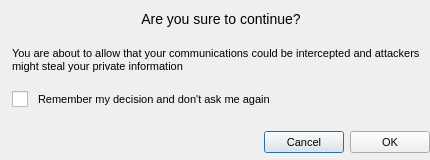
Old version of the form src/MEGASync/gui/linux/ConfirmSSLexception.ui in the repository meganz/MEGAsync.
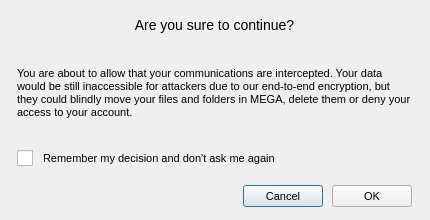
New version of the form.

```diff
--- a/src/MEGASync/gui/linux/ConfirmSSLexception.ui
+++ b/src/MEGASync/gui/linux/ConfirmSSLexception.ui
@@ -7,19 +7,19 @@
     <x>0</x>
     <y>0</y>
     <width>430</width>
-    <height>160</height>
+    <height>220</height>
    </rect>
   </property>
   <property name="minimumSize">
    <size>
     <width>430</width>
-    <height>160</height>
+    <height>220</height>
    </size>
   </property>
   <property name="maximumSize">
    <size>
     <width>430</width>
-    <height>160</height>
+    <height>240</height>
    </size>
   </property>
   <property name="windowTitle">
@@ -55,17 +55,20 @@
 </string>
   </property>
   <layout class="QVBoxLayout" name="verticalLayout">
+   <property name="spacing">
+    <number>12</number>
+   </property>
    <property name="leftMargin">
-    <number>12</number>
+    <number>17</number>
    </property>
    <property name="topMargin">
-    <number>9</number>
+    <number>12</number>
    </property>
    <property name="rightMargin">
-    <number>0</number>
+    <number>18</number>
    </property>
    <property name="bottomMargin">
-    <number>0</number>
+    <number>6</number>
    </property>
    <item>
     <widget class="QLabel" name="lConfirmation">
@@ -97,20 +100,20 @@
      <property name="minimumSize">
       <size>
        <width>0</width>
-       <height>50</height>
+       <height>85</height>
       </size>
      </property>
      <property name="maximumSize">
       <size>
        <width>16777215</width>
-       <height>50</height>
+       <height>85</height>
       </size>
      </property>
      <property name="styleSheet">
       <string notr="true">padding-top: -10px;</string>
      </property>
      <property name="text">
-      <string>You are about to allow that your communications could be intercepted and attackers might steal your private information</string>
+      <string>You are about to allow that your communications are intercepted. Your data would be still inaccessible for attackers due to our end-to-end encryption, but they could blindly move your files and folders in MEGA, delete them or deny your access to your account.</string>
      </property>
      <property name="wordWrap">
       <bool>true</bool>
@@ -126,12 +129,27 @@
    </item>
    <item>
     <widget class="QWidget" name="wButtons" native="true">
+     <property name="minimumSize">
+      <size>
+       <width>0</width>
+       <height>30</height>
+      </size>
+     </property>
+     <property name="maximumSize">
+      <size>
+       <width>16777215</width>
+       <height>30</height>
+      </size>
+     </property>
      <layout class="QHBoxLayout" name="horizontalLayout">
+      <property name="spacing">
+       <number>9</number>
+      </property>
       <property name="leftMargin">
        <number>0</number>
       </property>
       <property name="topMargin">
-       <number>12</number>
+       <number>0</number>
       </property>
       <property name="rightMargin">
        <number>0</number>
```
Left out of the diff: 2 changed lines with no effect on the pictures.
